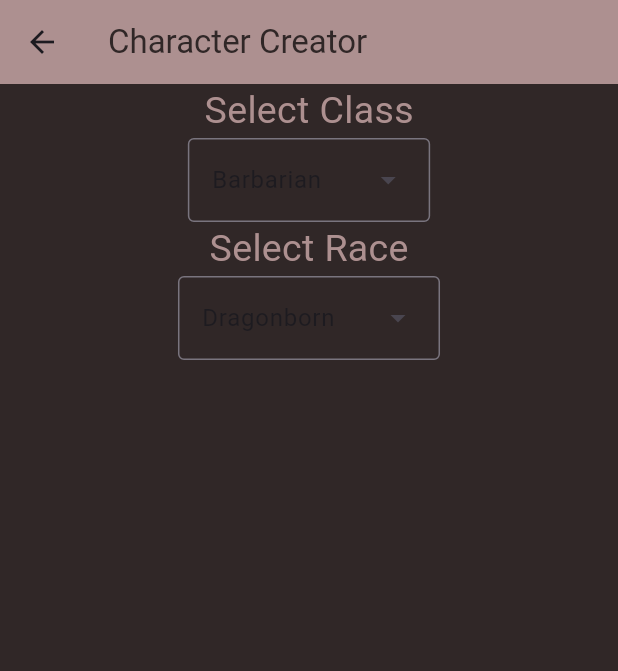
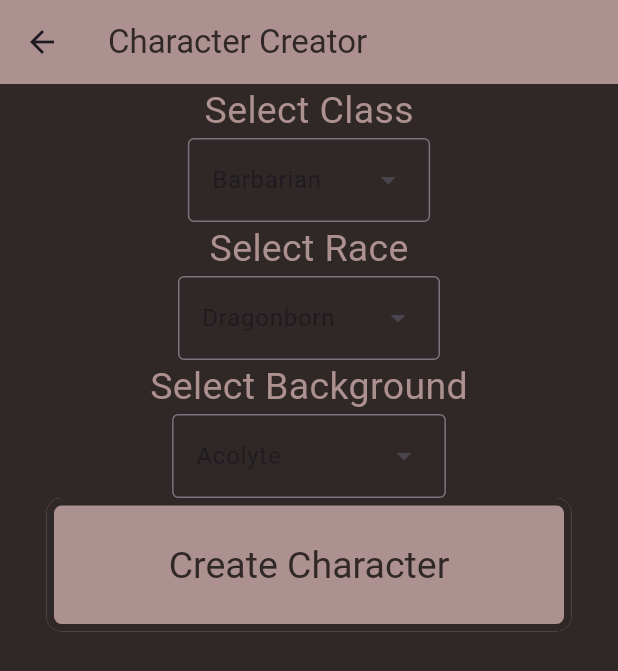
Before and after one commit to EvanMarnik/dnd_character_sheet_app, a Flutter app: the screen it shows after launch, after a tap on "Create Character", on a phone screen of 412 x 824 dp. Shown: the top 671 px of the screen. Run offline on Flutter 3.47's test engine with Material 3 defaults, Android fonts, the phone set to English and light mode, and no system bars; Roboto replaces fonts that are missing (Lancelot).

Commit message:
Update character_creator_view.dart

```diff
--- a/lib/view/character_creator_view.dart
+++ b/lib/view/character_creator_view.dart
@@ -1,6 +1,9 @@
 import 'package:flutter/material.dart';
 import 'package:dnd_character_sheet_app/constants.dart';
 import 'package:dnd_character_sheet_app/view_model/character_list_view_model.dart';
+
+import '../model/character_model.dart';
+import '../model/character_option.dart';
 
 class CharacterCreatorView extends StatefulWidget {
   CharacterListViewModel characterListViewModel;
@@ -16,9 +19,15 @@ class _CharacterCreatorViewState extends State<CharacterCreatorView> {
   CharacterListViewModel characterListViewModel;
 
   _CharacterCreatorViewState({required this.characterListViewModel});
-  String value = "";
-  List<String> classList = ['Barbarian','Bard','Cleric','Druid','Fighter','Monk','Paladin','Ranger','Rogue','Sorcerer','Warlock','Wizard'];
+ CharacterOption? selectedClass = barbarian;
+  String selectedRace = 'dragonborn';
+  String selectedBG = 'acolyte';
+  List<CharacterOption> classList = classes;
   List<String> raceList = ['Dragonborn','Dwarf','Elf','Gnome','Half Elf','Halfling','Half Orc','Human','Tiefling'];
+  List<String> backgroundList = ['Acolyte','Charlatan', 'Criminal', 'Entertainer', 'Folk Hero', 'Guild Artisan', 'Hermit', 'Noble',
+    'Outlander', 'Sage', 'Sailor', 'Soldier', 'Urchin'];
+
+
   @override
   Widget build(BuildContext context) {
     // TODO: implement build
@@ -41,14 +50,19 @@ class _CharacterCreatorViewState extends State<CharacterCreatorView> {
               DropdownMenu(
 
                 dropdownMenuEntries:
-                    classList.map<DropdownMenuEntry<String>>((String value) {
-                  return DropdownMenuEntry<String>(value: value, label: value);
+                    classList.map<DropdownMenuEntry<CharacterOption>>((CharacterOption value) {
+                  return DropdownMenuEntry<CharacterOption>(value: value, label: value.name);
                 }).toList(),
                 initialSelection: classList.first,
 
                 menuStyle: MenuStyle(
                   backgroundColor: MaterialStatePropertyAll<Color>(Color(0xFFAD9090))
                 ),
+                  onSelected: (CharacterOption? classPick) {
+                    setState(() {
+                      selectedClass= classPick;
+                    });
+                  }
               ),
                   const Text(
                     'Select Race',
@@ -67,7 +81,54 @@ class _CharacterCreatorViewState extends State<CharacterCreatorView> {
                     menuStyle: MenuStyle(
                         backgroundColor: MaterialStatePropertyAll<Color>(Color(0xFFAD9090))
                     ),
+                  ),
+                  const Text(
+                    'Select Background',
+                    style: TextStyle(
+                      color: Color(0xFFAD9090),
+                    ),
+                  ),
+                  DropdownMenu(
+
+                    dropdownMenuEntries:
+                    backgroundList.map<DropdownMenuEntry<String>>((String value) {
+                      return DropdownMenuEntry<String>(value: value, label: value);
+                    }).toList(),
+                    initialSelection: backgroundList.first,
+
+                    menuStyle: MenuStyle(
+                        backgroundColor: MaterialStatePropertyAll<Color>(Color(0xFFAD9090))
+                    ),
+                  ),
+
+                  SizedBox(
+                      width: 350,
+                      child: FilledButton(
+                        style: FilledButton.styleFrom(
+                          textStyle: const TextStyle(fontSize: 25),
+                        ),
+                        onPressed: (){
+                          Navigator.pushNamed(context, sheetRoute, arguments: CharacterModel(
+                            name: "Coddrin Thunderslayer",
+                            charClass: selectedClass!,
+                            subclass: null,
+                            background: folkHero,
+                            race: halfOrc,
+                            abilityScores: [16, 14, 16, 8, 10, 8],
+                            spells: null,
+                            maxSpellSlots: null,
+                            currSpellSlots: null,
+                            maxHitPoints: 15,
+                            currHitPoints: 15,
+                            armorClass: 15,
+                            speed: 30,
+                            hitDice: 12,
+                          ));
+                        },
+                        child: const Text('Create Character'),
+                      )
                   )
+
             ])));
   }
 }
```
